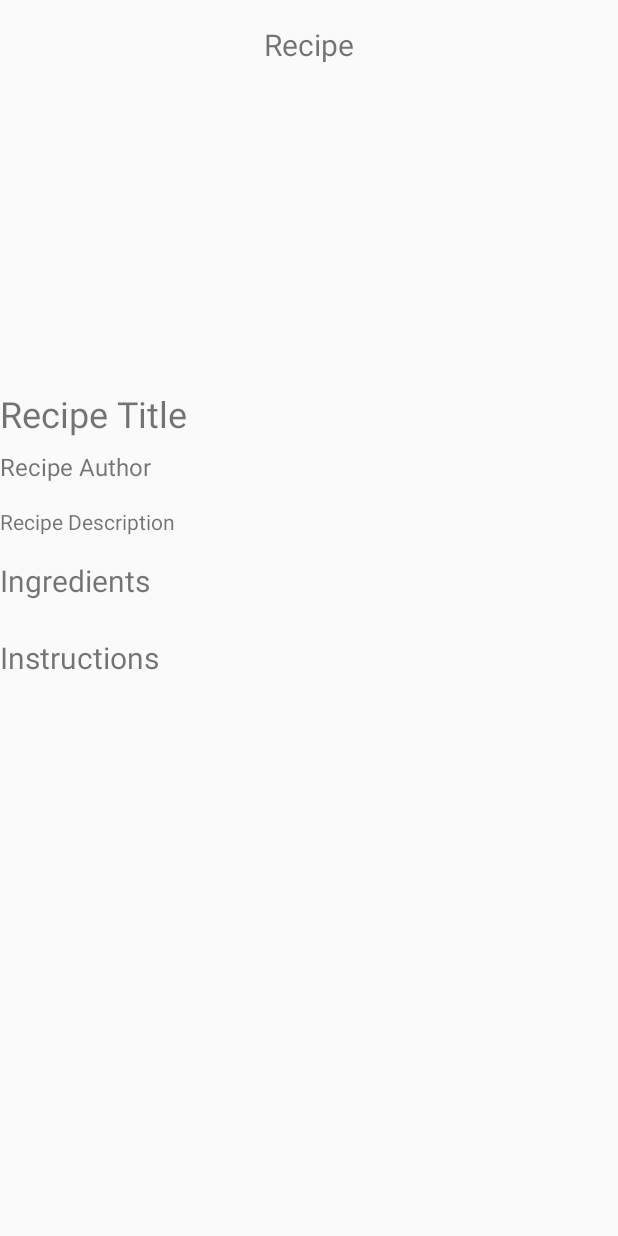
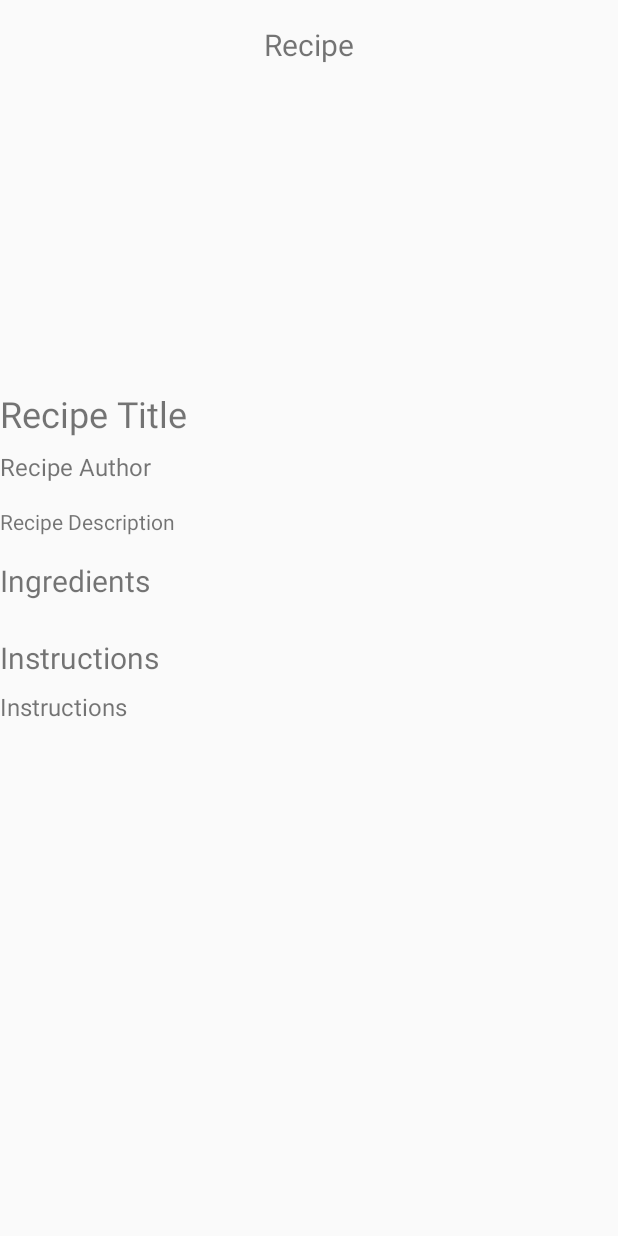
Before and after one commit to CS388-Group1/bite, an Android app built with Jetpack Compose: the RecipeDetailActivity screen opened directly, with no data from a screen before it, on a phone screen of 412 x 824 dp. Run offline under Robolectric (Android 15) with nearby library versions, the phone set to English and light mode, and no system bars; pictures from the network do not load; Roboto replaces fonts that are not available here.

```diff
--- a/AndroidProject/Bite/app/src/main/res/layout/activity_recipe_detail.xml
+++ b/AndroidProject/Bite/app/src/main/res/layout/activity_recipe_detail.xml
@@ -1,5 +1,5 @@
 <?xml version="1.0" encoding="utf-8"?>
-<RelativeLayout xmlns:android="http://schemas.android.com/apk/res/android"
+<ScrollView  xmlns:android="http://schemas.android.com/apk/res/android"
     xmlns:app="http://schemas.android.com/apk/res-auto"
     xmlns:tools="http://schemas.android.com/tools"
     android:layout_width="match_parent"
@@ -7,10 +7,14 @@
     tools:context=".RecipeDetailActivity">>
 
     <!-- Views and other elements go here -->
+
+    <RelativeLayout
+        android:layout_width="match_parent"
+        android:layout_height="wrap_content"
+        android:orientation="vertical">
+
         <!-- Back Arrow Button -->
-
         <!-- Recipe Label
-
         <ImageButton
             android:id="@+id/backButton"
             android:layout_width="72dp"
@@ -107,12 +111,16 @@
             android:text="Instructions"
             android:textSize="20sp" />
 
-    <!-- Instructions List -->
-    <ListView
-        android:id="@+id/instructionsListView"
+        <TextView
+            android:id="@+id/recipeInstructions"
             android:layout_width="match_parent"
             android:layout_height="wrap_content"
             android:layout_below="@id/instructionsTitle"
-        android:layout_marginTop="8dp" />
+            android:layout_marginTop="8dp"
+            android:text="Instructions"
+            android:textSize="16dp" />
+
 
     </RelativeLayout>
+
+</ScrollView >
```
Also changed, not shown: AndroidProject/Bite/app/src/main/java/com/example/bite/RecipeDetailActivity.kt (+17 -15 lines), AndroidProject/Bite/app/src/main/java/com/example/bite/models/Ingredients.kt (+28 -3 lines), AndroidProject/Bite/app/src/main/java/com/example/bite/models/Recipe.kt (+37 -2 lines), AndroidProject/Bite/app/src/main/java/com/example/bite/network/SpoonacularApi.kt (+21 -1 lines), AndroidProject/Bite/app/src/main/java/com/example/bite/network/SpoonacularRepository.kt (+24 -3 lines). Lines whose indentation alone changed are shown as unchanged.
